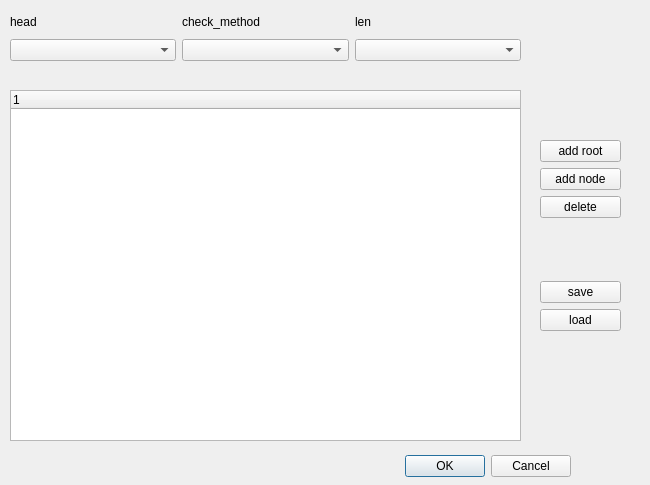
First picture: the form in ProtocolAnalyze/protocolgeneratordialog.ui, repository qingfengforum/ProtocolAnalyze, before the edit.
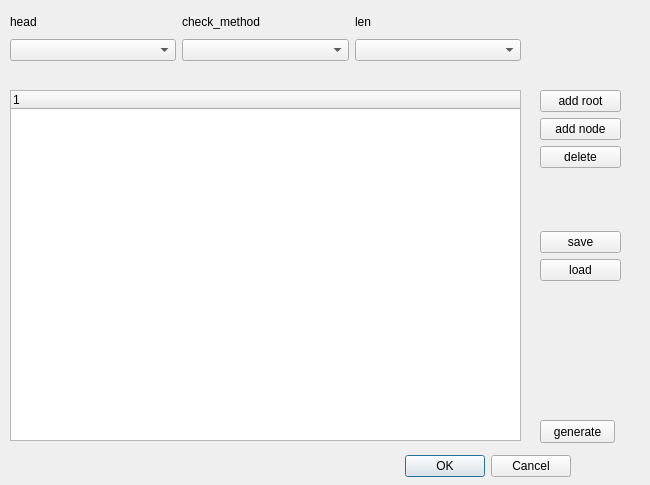
Second picture: the form after the edit.

Commit message:
- easy print out the analyze result
- just print out the analyze result of first cmd

```diff
--- a/ProtocolAnalyze/protocolgeneratordialog.ui
+++ b/ProtocolAnalyze/protocolgeneratordialog.ui
@@ -90,7 +90,7 @@
    <property name="geometry">
     <rect>
      <x>540</x>
-     <y>140</y>
+     <y>90</y>
      <width>81</width>
      <height>191</height>
     </rect>
@@ -149,6 +149,25 @@
     </item>
    </layout>
   </widget>
+  <widget class="QPushButton" name="pushBtn_generate">
+   <property name="geometry">
+    <rect>
+     <x>540</x>
+     <y>420</y>
+     <width>75</width>
+     <height>23</height>
+    </rect>
+   </property>
+   <property name="text">
+    <string>generate</string>
+   </property>
+  </widget>
+  <zorder>buttonBox</zorder>
+  <zorder>gridLayoutWidget</zorder>
+  <zorder>treeW_CmdList</zorder>
+  <zorder>verticalLayoutWidget</zorder>
+  <zorder>pushBtn_addRoot</zorder>
+  <zorder>pushBtn_generate</zorder>
  </widget>
  <resources/>
  <connections>
```
The commit also changes 2 other files.
